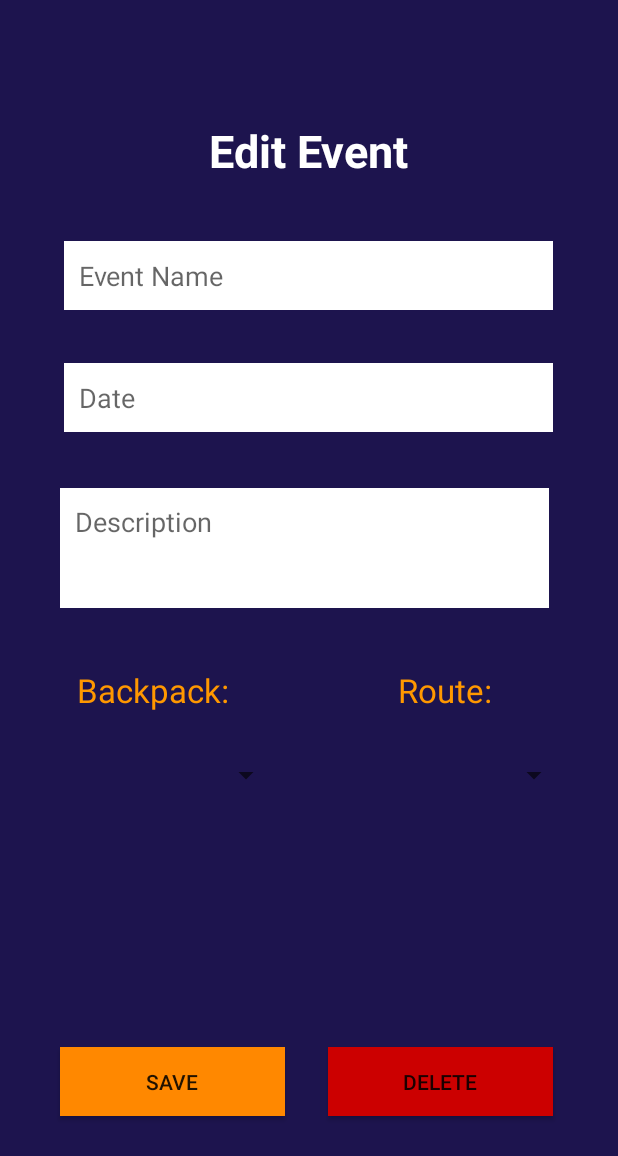
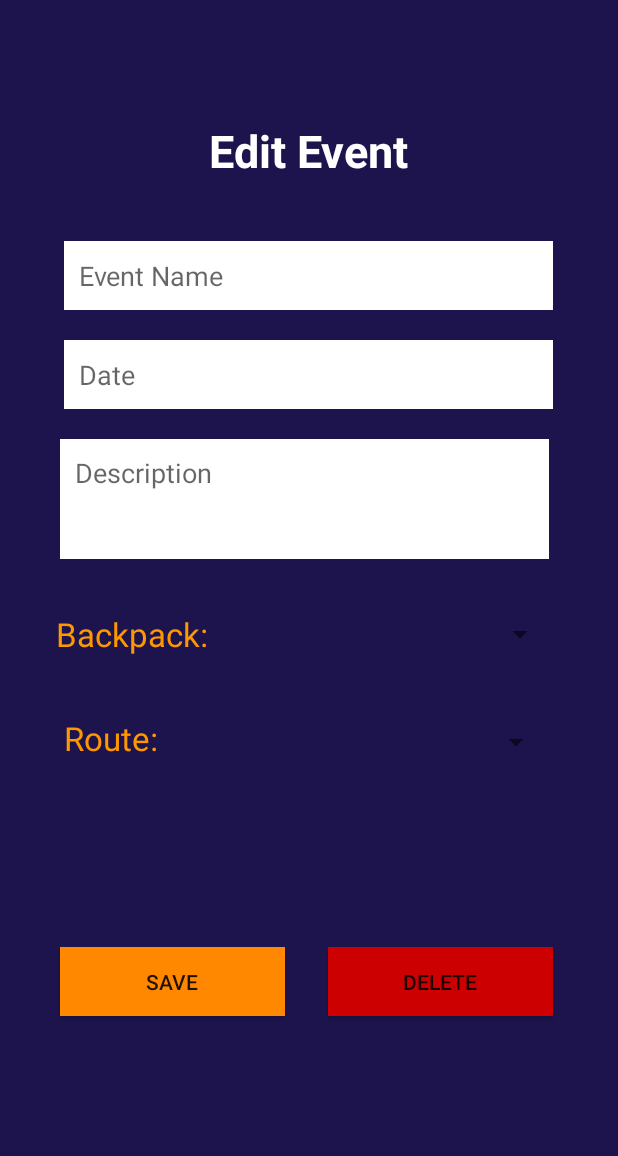
Before and after one commit to verolemieux/comp3074-project, an Android app: the layout activity_edit_event.xml on its own in the app's theme, with its tools: preview values and no code run, on a phone screen of 412 x 824 dp. Shown: the top 1156 px of the screen. Run offline under Robolectric (Android 15) with nearby library versions, the phone set to English and light mode, and no system bars.

Commit message:
some events ui fixes

```diff
--- a/app/src/main/res/layout/activity_edit_event.xml
+++ b/app/src/main/res/layout/activity_edit_event.xml
@@ -9,23 +9,61 @@
 
     <Spinner
         android:id="@+id/backpack_spinner2"
-        android:layout_width="160dp"
+        android:layout_width="221dp"
         android:layout_height="60dp"
-        android:layout_marginTop="12dp"
-        android:layout_marginEnd="32dp"
-        android:layout_marginRight="32dp"
+        android:layout_marginStart="5dp"
+        android:layout_marginLeft="5dp"
+        android:layout_marginTop="20dp"
+        android:layout_marginEnd="44dp"
+        android:layout_marginRight="44dp"
+        app:layout_constraintEnd_toEndOf="parent"
+        app:layout_constraintStart_toEndOf="@+id/textView23"
+        app:layout_constraintTop_toBottomOf="@+id/txtEventDescription" />
+
+    <TextView
+        android:id="@+id/textView23"
+        android:layout_width="wrap_content"
+        android:layout_height="wrap_content"
+        android:layout_marginStart="40dp"
+        android:layout_marginLeft="40dp"
+        android:layout_marginTop="35dp"
+        android:layout_marginEnd="5dp"
+        android:layout_marginRight="5dp"
+        android:text="Backpack:"
+        android:textColor="#FF9800"
+        android:textSize="22sp"
+        app:layout_constraintEnd_toStartOf="@+id/backpack_spinner2"
+        app:layout_constraintStart_toStartOf="parent"
+        app:layout_constraintTop_toBottomOf="@+id/txtEventDescription" />
+
+    <TextView
+        android:id="@+id/textView24"
+        android:layout_width="wrap_content"
+        android:layout_height="wrap_content"
+        android:layout_marginStart="42dp"
+        android:layout_marginLeft="42dp"
+        android:layout_marginTop="40dp"
+        android:layout_marginEnd="20dp"
+        android:layout_marginRight="20dp"
+        android:text="Route:"
+        android:textColor="#FF9800"
+        android:textSize="22sp"
         app:layout_constraintEnd_toStartOf="@+id/route_spinner2"
+        app:layout_constraintStart_toStartOf="parent"
         app:layout_constraintTop_toBottomOf="@+id/textView23" />
 
     <Spinner
         android:id="@+id/route_spinner2"
-        android:layout_width="160dp"
+        android:layout_width="221dp"
         android:layout_height="60dp"
+        android:layout_marginStart="20dp"
+        android:layout_marginLeft="20dp"
         android:layout_marginTop="12dp"
-        android:layout_marginEnd="32dp"
-        android:layout_marginRight="32dp"
+        android:layout_marginEnd="43dp"
+        android:layout_marginRight="43dp"
         app:layout_constraintEnd_toEndOf="parent"
-        app:layout_constraintTop_toBottomOf="@+id/textView24" />
+        app:layout_constraintStart_toEndOf="@+id/textView24"
+        app:layout_constraintTop_toBottomOf="@+id/backpack_spinner2" />
 
     <Button
         android:id="@+id/btnDelete"
@@ -33,7 +71,7 @@
         android:layout_height="46dp"
         android:layout_marginStart="40dp"
         android:layout_marginLeft="40dp"
-        android:layout_marginTop="79dp"
+        android:layout_marginTop="39dp"
         android:layout_marginEnd="40dp"
         android:layout_marginRight="40dp"
         android:layout_marginBottom="80dp"
@@ -43,8 +81,7 @@
         app:layout_constraintEnd_toEndOf="parent"
         app:layout_constraintHorizontal_bias="0.983"
         app:layout_constraintStart_toStartOf="parent"
-        app:layout_constraintTop_toBottomOf="@+id/imgQrCode"
-        app:layout_constraintVertical_bias="0.0" />
+        app:layout_constraintTop_toBottomOf="@+id/route_spinner2" />
 
     <Button
         android:id="@+id/btnSave"
@@ -52,7 +89,7 @@
         android:layout_height="46dp"
         android:layout_marginStart="40dp"
         android:layout_marginLeft="40dp"
-        android:layout_marginTop="79dp"
+        android:layout_marginTop="39dp"
         android:layout_marginEnd="40dp"
         android:layout_marginRight="40dp"
         android:layout_marginBottom="80dp"
@@ -62,7 +99,7 @@
         app:layout_constraintEnd_toEndOf="parent"
         app:layout_constraintHorizontal_bias="0.0"
         app:layout_constraintStart_toStartOf="parent"
-        app:layout_constraintTop_toBottomOf="@+id/imgQrCode" />
+        app:layout_constraintTop_toBottomOf="@+id/route_spinner2" />
 
     <TextView
         android:id="@+id/textView7"
@@ -107,7 +144,7 @@
         android:layout_height="46dp"
         android:layout_marginStart="40dp"
         android:layout_marginLeft="40dp"
-        android:layout_marginTop="35dp"
+        android:layout_marginTop="20dp"
         android:layout_marginEnd="40dp"
         android:layout_marginRight="40dp"
         android:background="@android:color/white"
@@ -126,7 +163,7 @@
         android:layout_height="80dp"
         android:layout_marginStart="40dp"
         android:layout_marginLeft="40dp"
-        android:layout_marginTop="37dp"
+        android:layout_marginTop="20dp"
         android:layout_marginEnd="40dp"
         android:layout_marginRight="40dp"
         android:background="@android:color/white"
@@ -140,29 +177,4 @@
         app:layout_constraintStart_toStartOf="parent"
         app:layout_constraintTop_toBottomOf="@+id/txtEventDate" />
 
-    <TextView
-        android:id="@+id/textView23"
-        android:layout_width="wrap_content"
-        android:layout_height="wrap_content"
-        android:layout_marginTop="40dp"
-        android:text="Backpack:"
-        android:textColor="#FF9800"
-        android:textSize="22sp"
-        app:layout_constraintEnd_toStartOf="@+id/textView24"
-        app:layout_constraintHorizontal_bias="0.314"
-        app:layout_constraintStart_toStartOf="parent"
-        app:layout_constraintTop_toBottomOf="@+id/txtEventDescription" />
-
-    <TextView
-        android:id="@+id/textView24"
-        android:layout_width="wrap_content"
-        android:layout_height="wrap_content"
-        android:layout_marginTop="40dp"
-        android:layout_marginEnd="84dp"
-        android:layout_marginRight="84dp"
-        android:text="Route:"
-        android:textColor="#FF9800"
-        android:textSize="22sp"
-        app:layout_constraintEnd_toEndOf="parent"
-        app:layout_constraintTop_toBottomOf="@+id/txtEventDescription" />
 </androidx.constraintlayout.widget.ConstraintLayout>
```
Also changed, not shown: app/src/main/res/layout/activity_add_event.xml (+34 -27 lines), app/src/main/res/layout/backpack_row_layout.xml (+5 -4 lines), app/src/main/res/layout/route_row_layout.xml (+6 -5 lines).
